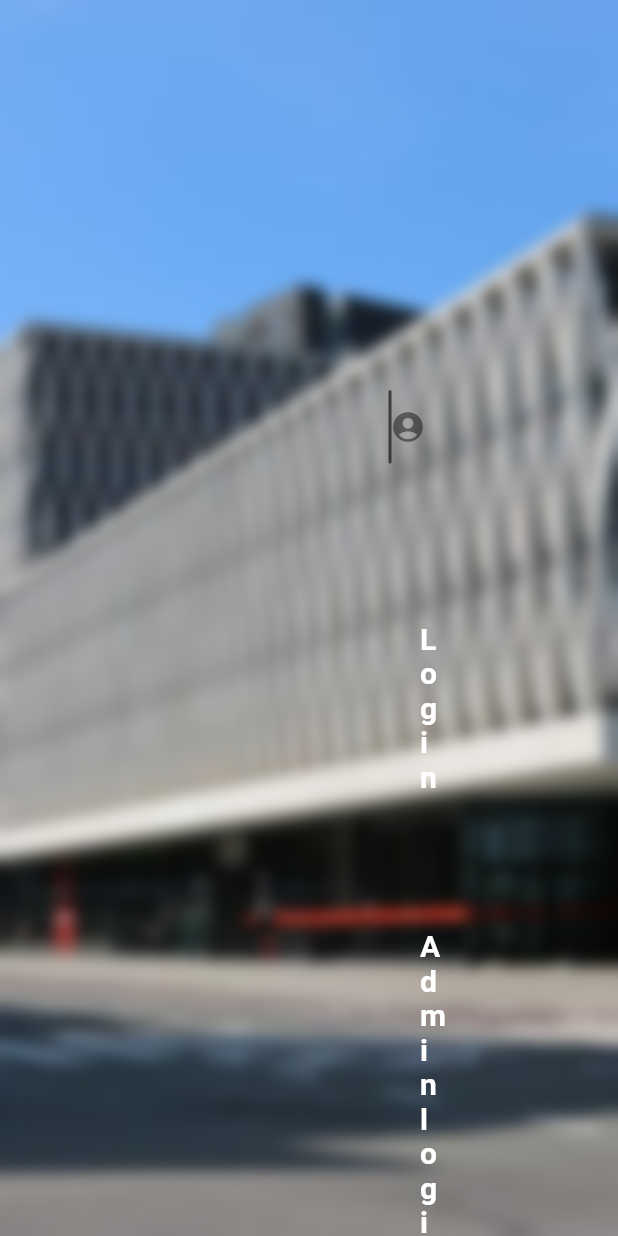
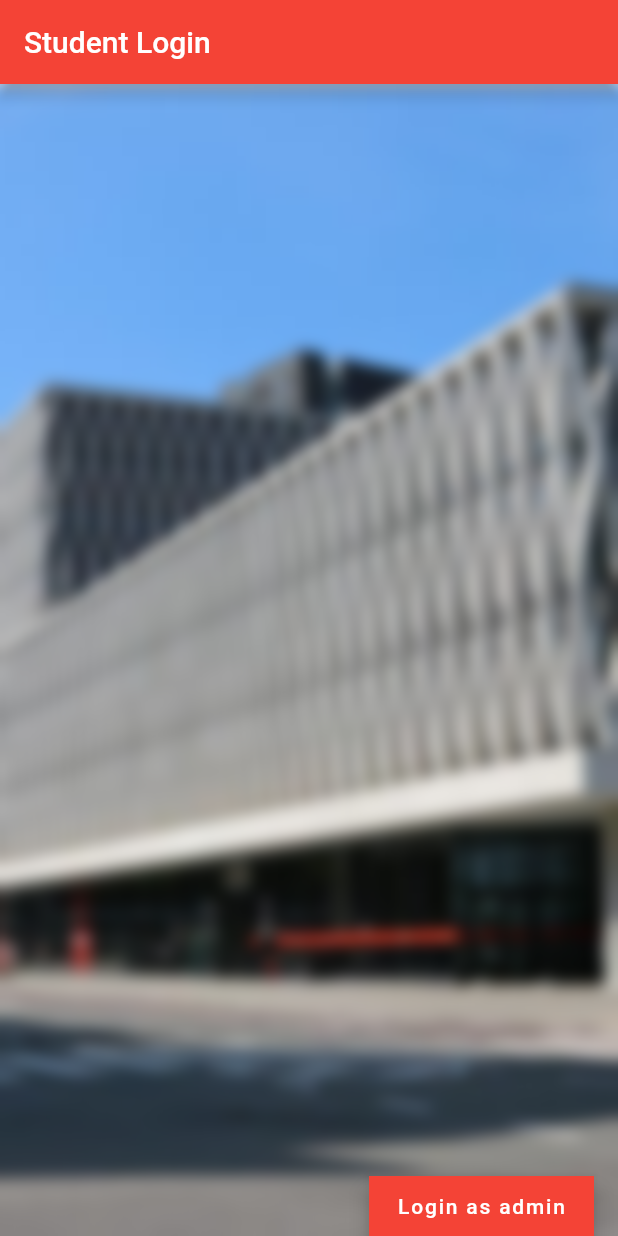
Before and after one commit to jeltevandyck/groep11_intro_mobile_project, a Flutter app: the StudentLoginPage screen opened directly, on a phone screen of 412 x 824 dp. Run offline on Flutter 3.47's test engine with Material 2 defaults, Android fonts, the phone set to English and light mode, and no system bars; our stand-ins replace cloud_firestore, csv, firebase_auth, firebase_core, fluttertoast; missing offline and left inert: dart:html; accounts and stored records are empty.

Commit message:
add table to student login page

```diff
--- a/lib/main.dart
+++ b/lib/main.dart
@@ -1,6 +1,6 @@
 import 'package:firebase_core/firebase_core.dart';
 import 'package:flutter/material.dart';
-import 'package:groep11_intro_mobile_project/pages/admin-dashboard/students_page.dart';
+import 'package:groep11_intro_mobile_project/pages/Login-dashboard/student_login_page.dart';
 
 Future<void> main() async {
   WidgetsFlutterBinding.ensureInitialized();
@@ -25,7 +25,7 @@ class MyApp extends StatelessWidget {
       debugShowCheckedModeBanner: false,
       title: 'Login page',
       theme: ThemeData(primarySwatch: Colors.red),
-      home: const StudentsPage(),
+      home: const StudentLoginPage(),
     );
   }
 }
--- a/lib/pages/Login-dashboard/student_login_page.dart
+++ b/lib/pages/Login-dashboard/student_login_page.dart
@@ -1,5 +1,6 @@
 import 'dart:ui';
 
+import 'package:cloud_firestore/cloud_firestore.dart';
 import 'package:firebase_auth/firebase_auth.dart';
 import 'package:flutter/material.dart';
 import 'package:fluttertoast/fluttertoast.dart';
@@ -85,7 +86,7 @@ class _StudentLoginPageState extends State<StudentLoginPage> {
               Navigator.push(
                   context,
                   MaterialPageRoute(
-                      builder: (context) => const StudentsPage()));
+                      builder: (context) => const AdminLoginPage()));
             },
             child: const Text('Admin login',
                 textAlign: TextAlign.center,
@@ -108,38 +109,74 @@ class _StudentLoginPageState extends State<StudentLoginPage> {
         child: Container(
           decoration: BoxDecoration(color: Colors.white.withOpacity(0.0)),
           child: Scaffold(
-            backgroundColor: Colors.transparent,
-            body: Center(
-              child: SingleChildScrollView(
-                child: Padding(
-                  padding: const EdgeInsets.all(260.0),
-                  child: Form(
-                    key: _formKey,
-                    child: Column(
-                      children: <Widget>[
-                        emailField,
-                        const SizedBox(
-                          height: 90,
-                        ),
-                        loginButton,
-                        const SizedBox(
-                          height: 60,
-                        ),
-                        adminButton
-                      ],
-                    ),
-                  ),
-                ),
-              ),
-            ),
-          ),
+              backgroundColor: Colors.transparent,
+              body: StreamBuilder<QuerySnapshot>(
+                stream: FirebaseFirestore.instance
+                    .collection("students")
+                    .snapshots(),
+                builder: (context, snapshot) {
+                  if (snapshot.hasError) {
+                    return const Text("Something went wrong");
+                  } else if (snapshot.hasData) {
+                    return ListView.builder(
+                      shrinkWrap: true,
+                      itemCount: snapshot.data?.docs.length,
+                      itemBuilder: (BuildContext context, int index) {
+                        QueryDocumentSnapshot<Object?>? documentSnapshot =
+                            snapshot.data?.docs[index];
+                        return Dismissible(
+                            key: Key(index.toString()),
+                            child: Card(
+                              elevation: 5,
+                              child: ListTile(
+                                title: Text((documentSnapshot != null)
+                                    ? (documentSnapshot["accountNumber"])
+                                    : ""),
+                                subtitle: Text((documentSnapshot != null)
+                                    ? (documentSnapshot["fullName"])
+                                    : ""),
+                                onTap: () => {
+                                  print((documentSnapshot != null)
+                                      ? (documentSnapshot["accountNumber"])
+                                      : "")
+                                },
+                              ),
+                            ));
+                      },
+                    );
+                  } else {
+                    return const Text(
+                        "There are no active exams at the moment");
+                  }
+                },
+              )),
         ),
       ),
     );
 
     return Container(
       constraints: const BoxConstraints.expand(),
-      child: backgroundImage,
+      child: Scaffold(
+        floatingActionButtonLocation: FloatingActionButtonLocation.endDocked,
+        floatingActionButton: SizedBox(
+          height: 40,
+          width: 150,
+          child: FloatingActionButton(
+              child: const Text("Login as admin"),
+              shape:
+                  const BeveledRectangleBorder(borderRadius: BorderRadius.zero),
+              onPressed: () {
+                Navigator.push(
+                    context,
+                    MaterialPageRoute(
+                        builder: (context) => const AdminLoginPage()));
+              }),
+        ),
+        appBar: AppBar(
+          title: const Text("Student Login"),
+        ),
+        body: backgroundImage,
+      ),
     );
   }
 
--- a/lib/pages/admin-dashboard/students_page.dart
+++ b/lib/pages/admin-dashboard/students_page.dart
@@ -96,13 +96,15 @@ class _StudentsPageState extends State<StudentsPage> {
                               ? (documentSnapshot["fullName"])
                               : ""),
                         ),
-                      ));
+                      )
+                    );
                 },
               );
             }
             return const Text("temp");
           },
-        ));
+        )
+      );
   }
 
 }
```
